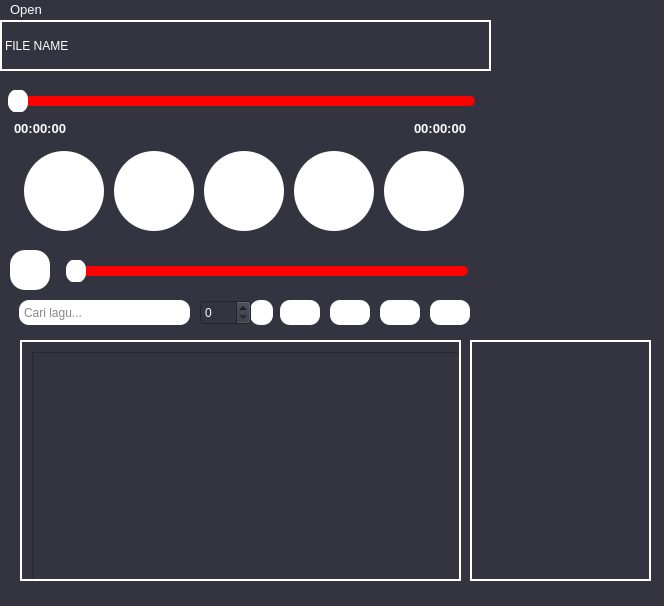
The window that MusicPlayerGUI/mainwindow.ui (adanfdilah/Project-Alpro) describes before a commit, drawn with Qt 5.
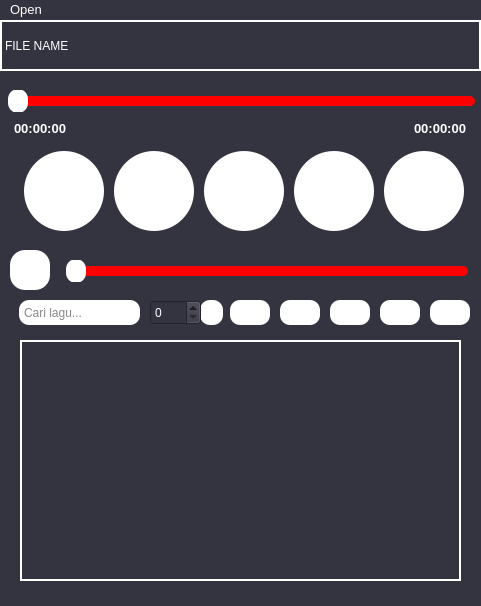
The same window after the commit. Custom widgets are drawn as their Qt base class.

Commit message: Menimbun widget queue dan membuat tombolnya

What changed in the file:
```diff
--- a/MusicPlayerGUI/mainwindow.ui
+++ b/MusicPlayerGUI/mainwindow.ui
@@ -6,7 +6,7 @@
    <rect>
     <x>0</x>
     <y>0</y>
-    <width>664</width>
+    <width>481</width>
     <height>606</height>
    </rect>
   </property>
@@ -23,7 +23,7 @@
      <rect>
       <x>0</x>
       <y>0</y>
-      <width>491</width>
+      <width>481</width>
       <height>51</height>
      </rect>
     </property>
@@ -361,7 +361,7 @@
    <widget class="QPushButton" name="setTimerButton">
     <property name="geometry">
      <rect>
-      <x>250</x>
+      <x>200</x>
       <y>280</y>
       <width>23</width>
       <height>25</height>
@@ -393,7 +393,7 @@
    <widget class="QSpinBox" name="timerSpinBox">
     <property name="geometry">
      <rect>
-      <x>200</x>
+      <x>150</x>
       <y>280</y>
       <width>51</width>
       <height>25</height>
@@ -629,7 +629,7 @@
      <rect>
       <x>19</x>
       <y>280</y>
-      <width>171</width>
+      <width>121</width>
       <height>25</height>
      </rect>
     </property>
@@ -1143,23 +1143,51 @@
       </property>
      </widget>
     </widget>
-   </widget>
-   <widget class="QListWidget" name="listWidget_Queue">
-    <property name="geometry">
-     <rect>
-      <x>470</x>
-      <y>320</y>
-      <width>181</width>
-      <height>241</height>
-     </rect>
-    </property>
-    <property name="styleSheet">
-     <string notr="true">QListWidget {
+    <widget class="QWidget" name="page_ListQueue">
+     <widget class="QListWidget" name="listWidget_Queue">
+      <property name="geometry">
+       <rect>
+        <x>10</x>
+        <y>10</y>
+        <width>421</width>
+        <height>221</height>
+       </rect>
+      </property>
+      <property name="styleSheet">
+       <string notr="true">QListWidget {
     color: white;
     background-color: transparent; /* opsional */
-	border:2px solid rgb(255,255,255)
 }
 </string>
+      </property>
+     </widget>
+    </widget>
+   </widget>
+   <widget class="QPushButton" name="pushButton_ListWidgetQueue">
+    <property name="geometry">
+     <rect>
+      <x>230</x>
+      <y>280</y>
+      <width>40</width>
+      <height>25</height>
+     </rect>
+    </property>
+    <property name="styleSheet">
+     <string notr="true">QPushButton
+{
+border:none;
+border-radius:10px;
+background-color:rgb(255,255,255);
+color:rgb(52,51,64);
+padding:0px;
+}
+QPushButton::Hover
+{
+ background-color:rgb(140,140,140);
+}</string>
+    </property>
+    <property name="text">
+     <string/>
     </property>
    </widget>
    <zorder>layoutWidget</zorder>
@@ -1184,8 +1212,8 @@
     <rect>
      <x>0</x>
      <y>0</y>
-     <width>664</width>
-     <height>28</height>
+     <width>481</width>
+     <height>23</height>
     </rect>
    </property>
    <property name="palette">
```
Left out of the diff: 12 changed lines with no effect on the pictures.
